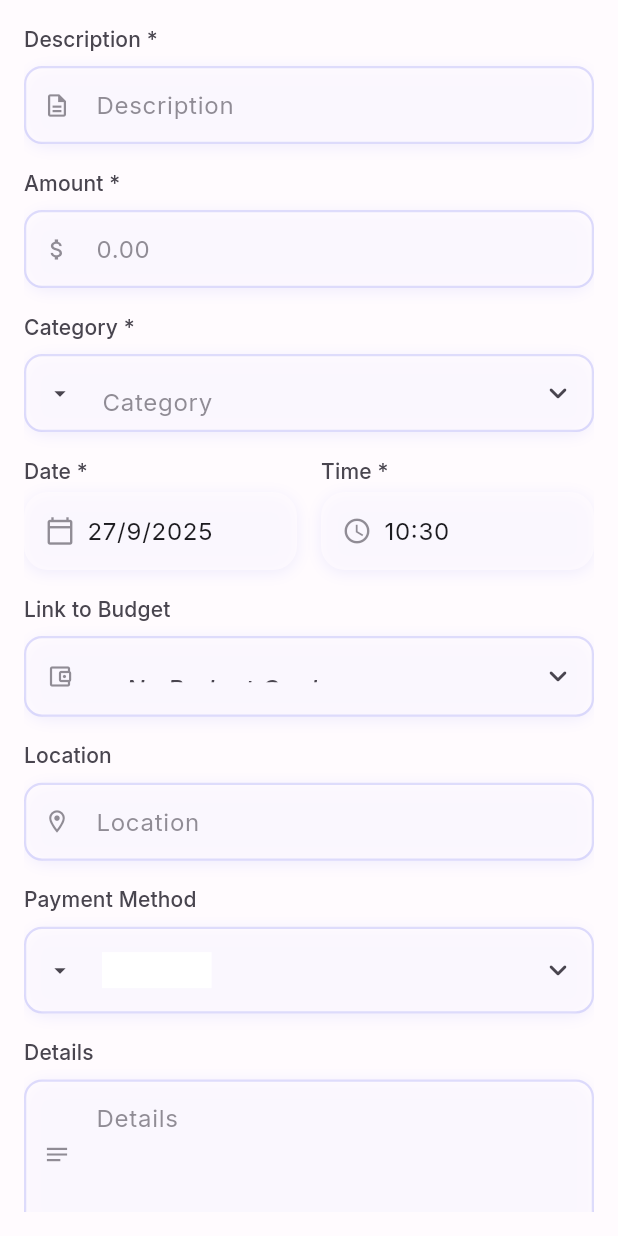
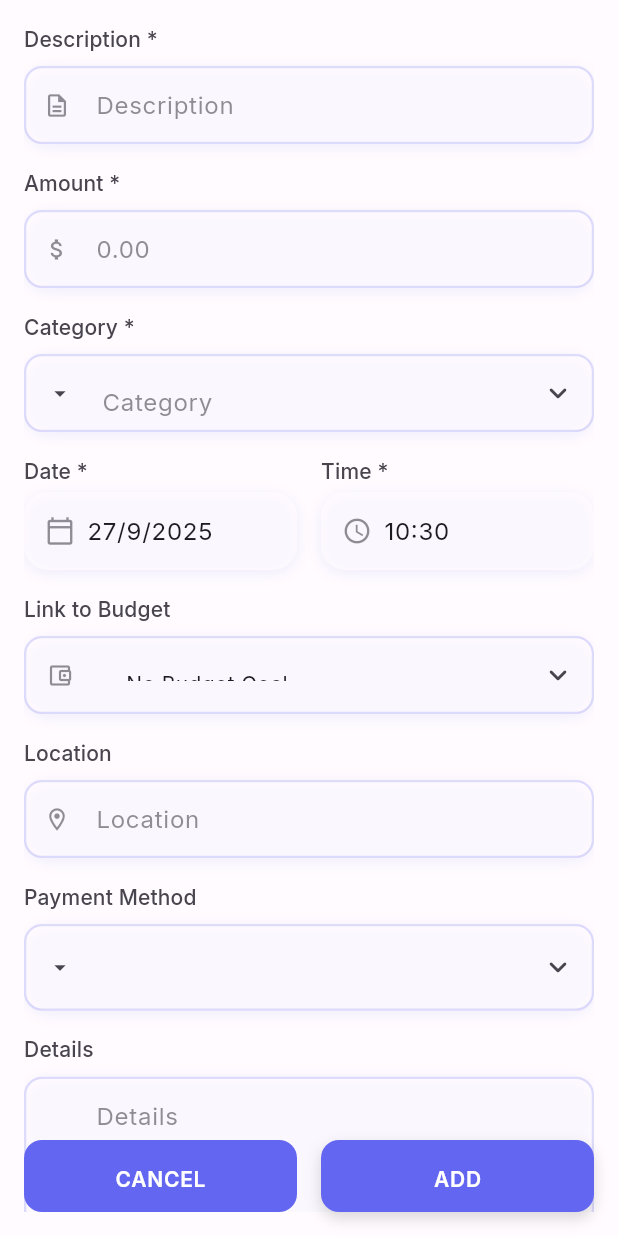
Before and after one commit to Majid760/xpensemate-mobile, a Flutter app: the ExpenseFormWidget widget shown alone on an empty page, opened directly, on a phone screen of 412 x 824 dp. Run offline on Flutter 3.47's test engine with Material 3 defaults, Android fonts, the phone set to English and light mode, and no system bars; drawn by our look-alikes of reactive_forms; our stand-ins replace bloc, cached_network_image, connectivity_plus, dartz, dio, equatable and 18 more; missing offline and left inert: reactive_image_picker, reactive_phone_form_field, wolt_modal_sheet; accounts and stored records are empty; network calls fail; project files that could hold a hidden picture were left out.

Commit message:
refactored(expnse):expense form is refactored

```diff
--- a/lib/core/network/network_configs.dart
+++ b/lib/core/network/network_configs.dart
@@ -9,7 +9,7 @@ class NetworkConfigs {
   static String get baseUrl => switch (_env) {
         'prod' => 'http://192.168.15.148:5001/api/v1',
         'stg' => 'http://192.168.15.148:5001/api/v1',
-        _ => 'http://192.168.0.105:5001/api/v1', // dev
+        _ => 'http://192.168.100.119:5001/api/v1', // dev
       };
 
   // ------------------------------------------------------------------
--- a/lib/features/auth/presentation/widgets/custom_text_form_field.dart
+++ b/lib/features/auth/presentation/widgets/custom_text_form_field.dart
@@ -1,4 +1,5 @@
 import 'package:flutter/material.dart';
+import 'package:flutter/services.dart';
 import 'package:reactive_forms/reactive_forms.dart';
 import 'package:reactive_image_picker/reactive_image_picker.dart';
 import 'package:reactive_phone_form_field/reactive_phone_form_field.dart';
@@ -60,6 +61,8 @@ class ReactiveAppField extends StatefulWidget {
     this.maxImages,
     this.imageQuality,
     this.onImageChanged,
+    // Text field specific
+    this.inputFormatters,
   });
 
   final String formControlName;
@@ -104,6 +107,9 @@ class ReactiveAppField extends StatefulWidget {
   final int? maxImages;
   final int? imageQuality;
   final ValueChanged<dynamic>? onImageChanged;
+
+  // Text field specific properties
+  final List<TextInputFormatter>? inputFormatters;
 
   @override
   State<ReactiveAppField> createState() => _ReactiveAppFieldState();
@@ -621,6 +627,7 @@ class _ReactiveAppFieldState extends State<ReactiveAppField> {
         decoration: _getInputDecoration(theme, colorScheme),
         autocorrect: _getAutocorrect(),
         enableSuggestions: _getEnableSuggestions(),
+        inputFormatters: widget.inputFormatters,
       );
 
   InputDecoration _getInputDecoration(
--- a/lib/features/expense/presentation/widgets/expense_form_widget.dart
+++ b/lib/features/expense/presentation/widgets/expense_form_widget.dart
@@ -124,7 +124,8 @@ class _ExpenseFormWidgetState extends State<ExpenseFormWidget>
       'amount': FormControl<String>(
         validators: [
           Validators.required,
-          Validators.pattern(r'^\d*\.?\d*$'), // Allow only numeric input
+          Validators.pattern(
+              r'^(\d+(\.\d+)?|\.\d+|\d*)$'), // Allow only valid numeric input
         ],
       ),
       'category': FormControl<String>(
@@ -218,10 +219,11 @@ class _ExpenseFormWidgetState extends State<ExpenseFormWidget>
         (budget) => budget.id == budgetGoalId,
       );
       _form.control('budgetGoalId').value = matchingBudget.name;
-    } catch (e) {
+    } on Exception catch (e) {
       // If the budget ID doesn't exist in current budgets, set to no budget
       debugPrint(
-          'Warning: Budget with ID "$budgetGoalId" not found in budget list');
+        'Warning: Budget with ID "$budgetGoalId" not found in budget list',
+      );
       _form.control('budgetGoalId').value = 'NO_BUDGET';
     }
   }
@@ -307,10 +309,17 @@ class _ExpenseFormWidgetState extends State<ExpenseFormWidget>
           (_form.control('amount').value as String?)?.trim() ?? '0';
       final amount = double.tryParse(amountString);
       if (amount == null || amount < 0) {
+        // Check if this is a pattern validation error first
+        if (_form.control('amount').hasError('pattern')) {
+          // Let the pattern validator handle the error message
+          return;
+        } else {
+          // Otherwise, set a generic error
           _form
               .control('amount')
-            .setErrors({'invalid': 'Please enter a valid amount'});
+              .setErrors({'pattern': 'Please enter a valid amount'});
           return;
+        }
       }
 
       // Get selected budget ID and handle the special "NO_BUDGET" case safely
@@ -330,7 +339,8 @@ class _ExpenseFormWidgetState extends State<ExpenseFormWidget>
         } on Exception catch (_) {
           // If no matching budget found, log warning and set to null
           debugPrint(
-              'Warning: Selected budget "$selectedBudgetId" not found in budget list');
+            'Warning: Selected budget "$selectedBudgetId" not found in budget list',
+          );
           budgetGoalId = null;
         }
       }
@@ -378,7 +388,7 @@ class _ExpenseFormWidgetState extends State<ExpenseFormWidget>
       DropdownMenuItem<String>(
         value: 'ADD_CUSTOM_CATEGORY',
         child: Container(
-          padding: const EdgeInsets.symmetric(horizontal: 16, vertical: 8),
+          padding: const EdgeInsets.fromLTRB(16, 8, 16, 0),
           child: Text(
             '+ Add Custom Category',
             style: TextStyle(
@@ -437,10 +447,7 @@ class _ExpenseFormWidgetState extends State<ExpenseFormWidget>
           padding: const EdgeInsets.symmetric(horizontal: 16, vertical: 8),
           child: Text(
             'No Budget Goal',
-            style: TextStyle(
-              color: context.colorScheme.onSurfaceVariant,
-              fontStyle: FontStyle.italic,
-            ),
+            style: context.textTheme.bodyMedium,
           ),
         ),
       ),
@@ -494,7 +501,6 @@ class _ExpenseFormWidgetState extends State<ExpenseFormWidget>
             (method) => DropdownMenuItem<String>(
               value: method,
               child: Container(
-                color: Colors.white,
                 padding:
                     const EdgeInsets.symmetric(horizontal: 16, vertical: 12),
                 child: Text(
@@ -557,7 +563,10 @@ class _ExpenseFormWidgetState extends State<ExpenseFormWidget>
         position: _slideAnimation,
         child: Padding(
           padding: const EdgeInsets.all(AppSpacing.md),
-          child: SingleChildScrollView(
+          child: Stack(
+            alignment: Alignment.bottomCenter,
+            children: [
+              SingleChildScrollView(
                 child: Column(
                   crossAxisAlignment: CrossAxisAlignment.stretch,
                   mainAxisSize: MainAxisSize.min,
@@ -601,6 +610,12 @@ class _ExpenseFormWidgetState extends State<ExpenseFormWidget>
                               'required': (error) => l10n.fieldRequired,
                               'pattern': (error) => l10n.invalidAmount,
                             },
+                            showErrors: (control) {
+                              final hasError = control.hasError('required') ||
+                                  control.hasError('pattern');
+                              final touched = control.touched == true;
+                              return hasError && touched;
+                            },
                           ),
                           const SizedBox(height: AppSpacing.md),
 
@@ -631,8 +646,11 @@ class _ExpenseFormWidgetState extends State<ExpenseFormWidget>
                                       _isCustomCategoryMode = false;
                                     });
                                     // Clear custom category field when selecting from dropdown
-                                _form.control('customCategory').value = null;
-                                _form.control('customCategory').setErrors({});
+                                    _form.control('customCategory').value =
+                                        null;
+                                    _form
+                                        .control('customCategory')
+                                        .setErrors({});
                                   }
                                 },
                               ),
@@ -681,7 +699,8 @@ class _ExpenseFormWidgetState extends State<ExpenseFormWidget>
                                     const SizedBox(height: AppSpacing.xs),
                                     DecoratedBox(
                                       decoration: BoxDecoration(
-                                    color: context.colorScheme.surfaceContainer
+                                        color: context
+                                            .colorScheme.surfaceContainer
                                             .withValues(alpha: 0.7),
                                         borderRadius: BorderRadius.circular(16),
                                         boxShadow: [
@@ -700,23 +719,27 @@ class _ExpenseFormWidgetState extends State<ExpenseFormWidget>
                                               .value as DateTime?;
                                           return InkWell(
                                             onTap: _selectDate,
-                                        borderRadius: BorderRadius.circular(16),
+                                            borderRadius:
+                                                BorderRadius.circular(16),
                                             child: Container(
-                                          padding: const EdgeInsets.symmetric(
+                                              padding:
+                                                  const EdgeInsets.symmetric(
                                                 horizontal: 14,
                                                 vertical: 14,
                                               ),
                                               child: Row(
                                                 children: [
                                                   Icon(
-                                                Icons.calendar_today_outlined,
+                                                    Icons
+                                                        .calendar_today_outlined,
                                                     color: colorScheme
                                                         .onSurfaceVariant
                                                         .withValues(alpha: 0.6),
                                                     size: 20,
                                                   ),
                                                   const SizedBox(
-                                                  width: AppSpacing.sm),
+                                                    width: AppSpacing.sm,
+                                                  ),
                                                   Text(
                                                     date != null
                                                         ? '${date.day}/${date.month}/${date.year}'
@@ -724,7 +747,8 @@ class _ExpenseFormWidgetState extends State<ExpenseFormWidget>
                                                     style: textTheme.bodyLarge
                                                         ?.copyWith(
                                                       color: date != null
-                                                      ? colorScheme.onSurface
+                                                          ? colorScheme
+                                                              .onSurface
                                                           : colorScheme
                                                               .onSurfaceVariant,
                                                     ),
@@ -753,7 +777,8 @@ class _ExpenseFormWidgetState extends State<ExpenseFormWidget>
                                     const SizedBox(height: AppSpacing.xs),
                                     DecoratedBox(
                                       decoration: BoxDecoration(
-                                    color: context.colorScheme.surfaceContainer
+                                        color: context
+                                            .colorScheme.surfaceContainer
                                             .withValues(alpha: 0.7),
                                         borderRadius: BorderRadius.circular(16),
                                         boxShadow: [
@@ -772,9 +797,11 @@ class _ExpenseFormWidgetState extends State<ExpenseFormWidget>
                                               .value as String?;
                                           return InkWell(
                                             onTap: _selectTime,
-                                        borderRadius: BorderRadius.circular(16),
+                                            borderRadius:
+                                                BorderRadius.circular(16),
                                             child: Container(
-                                          padding: const EdgeInsets.symmetric(
+                                              padding:
+                                                  const EdgeInsets.symmetric(
                                                 horizontal: 14,
                                                 vertical: 14,
                                               ),
@@ -788,13 +815,15 @@ class _ExpenseFormWidgetState extends State<ExpenseFormWidget>
                                                     size: 20,
                                                   ),
                                                   const SizedBox(
-                                                  width: AppSpacing.sm),
+                                                    width: AppSpacing.sm,
+                                                  ),
                                                   Text(
                                                     time ?? l10n.time,
                                                     style: textTheme.bodyLarge
                                                         ?.copyWith(
                                                       color: time != null
-                                                      ? colorScheme.onSurface
+                                                          ? colorScheme
+                                                              .onSurface
                                                           : colorScheme
                                                               .onSurfaceVariant,
                                                     ),
@@ -816,7 +845,8 @@ class _ExpenseFormWidgetState extends State<ExpenseFormWidget>
                           if (_isBudgetsLoading)
                             Center(
                               child: Container(
-                            padding: const EdgeInsets.symmetric(vertical: 16),
+                                padding:
+                                    const EdgeInsets.symmetric(vertical: 16),
                                 child: Row(
                                   mainAxisAlignment: MainAxisAlignment.center,
                                   children: [
@@ -893,9 +923,16 @@ class _ExpenseFormWidgetState extends State<ExpenseFormWidget>
                           const SizedBox(height: AppSpacing.md),
 
                           const SizedBox(height: AppSpacing.xxl),
-
+                        ],
+                      ),
+                    ),
+                  ],
+                ),
+              ),
               // Action buttons
-                      Row(
+              SizedBox(
+                height: 48,
+                child: Row(
                   children: [
                     if (widget.onCancel != null)
                       Expanded(
@@ -910,14 +947,10 @@ class _ExpenseFormWidgetState extends State<ExpenseFormWidget>
                     Expanded(
                       child: AppButton.primary(
                         onPressed: _submitForm,
-                              text: (widget.expense == null
-                                      ? l10n.add
-                                      : l10n.save)
+                        text: (widget.expense == null ? l10n.add : l10n.save)
                             .toUpperCase(),
                         textColor: Colors.white,
                       ),
-                          ),
-                        ],
                     ),
                   ],
                 ),
@@ -926,7 +959,6 @@ class _ExpenseFormWidgetState extends State<ExpenseFormWidget>
           ),
         ),
       ),
-      ),
     );
   }
 }
```
Lines whose indentation alone changed are shown as unchanged.
